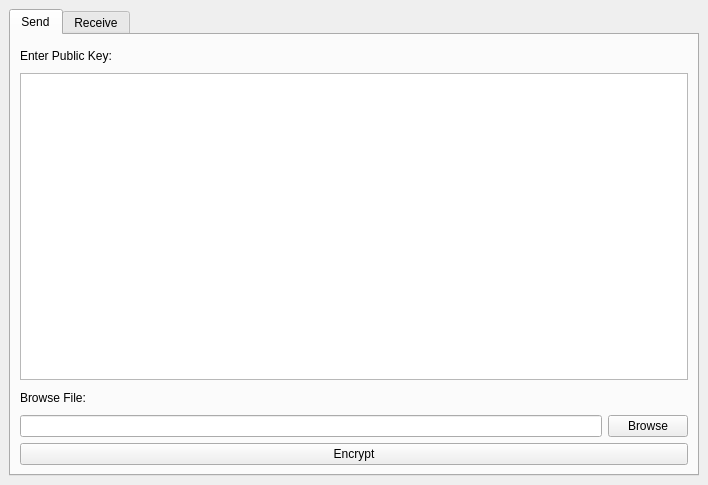
r00tdaemon/cryptshare, file UI/main_window.ui: the form before one commit.
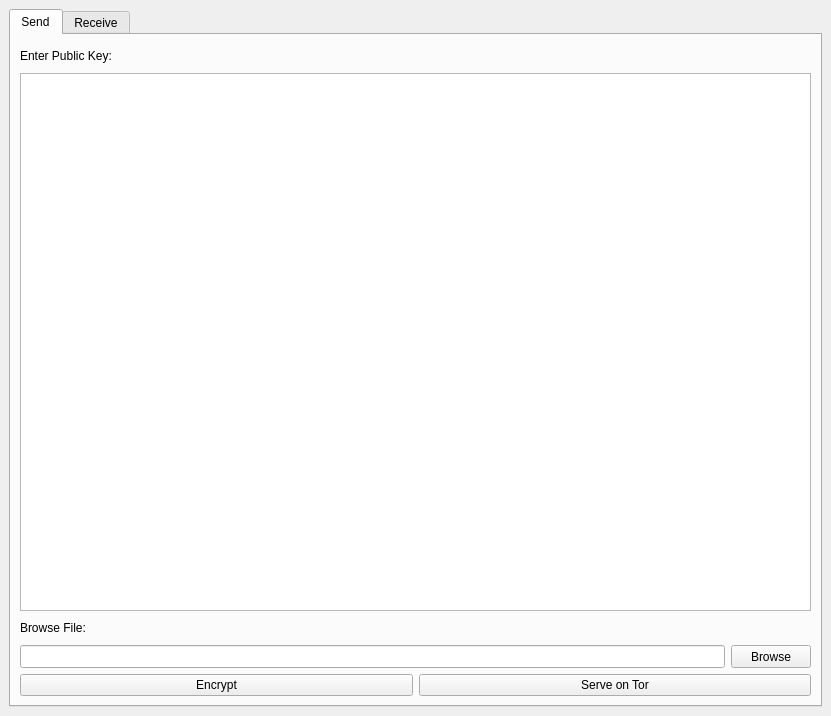
The form after the commit. The open tabs and pages were chosen to show the change.

```diff
--- a/UI/main_window.ui
+++ b/UI/main_window.ui
@@ -6,8 +6,8 @@
    <rect>
     <x>0</x>
     <y>0</y>
-    <width>708</width>
-    <height>485</height>
+    <width>831</width>
+    <height>716</height>
    </rect>
   </property>
   <property name="minimumSize">
@@ -43,7 +43,7 @@
           <property name="maximumSize">
            <size>
             <width>16777215</width>
-            <height>307</height>
+            <height>538</height>
            </size>
           </property>
          </widget>
@@ -61,10 +61,23 @@
            <enum>QLayout::SetDefaultConstraint</enum>
           </property>
           <item>
-           <widget class="QLineEdit" name="filepath_ledit"/>
+           <widget class="QLineEdit" name="filepath_ledit">
+            <property name="maximumSize">
+             <size>
+              <width>16777214</width>
+              <height>16777214</height>
+             </size>
+            </property>
+           </widget>
           </item>
           <item>
            <widget class="QPushButton" name="browse_btn">
+            <property name="maximumSize">
+             <size>
+              <width>16777213</width>
+              <height>16777214</height>
+             </size>
+            </property>
             <property name="text">
              <string>Browse</string>
             </property>
@@ -73,11 +86,34 @@
          </layout>
         </item>
         <item>
-         <widget class="QPushButton" name="encrypt_btn">
-          <property name="text">
-           <string>Encrypt</string>
-          </property>
-         </widget>
+         <layout class="QHBoxLayout" name="horizontalLayout_3">
+          <item>
+           <widget class="QPushButton" name="encrypt_btn">
+            <property name="maximumSize">
+             <size>
+              <width>16777210</width>
+              <height>16777211</height>
+             </size>
+            </property>
+            <property name="text">
+             <string>Encrypt</string>
+            </property>
+           </widget>
+          </item>
+          <item>
+           <widget class="QPushButton" name="pushButton">
+            <property name="maximumSize">
+             <size>
+              <width>16777214</width>
+              <height>16777214</height>
+             </size>
+            </property>
+            <property name="text">
+             <string>Serve on Tor</string>
+            </property>
+           </widget>
+          </item>
+         </layout>
         </item>
        </layout>
       </widget>
```
Left out of the diff: 19 changed lines with no effect on the pictures.
